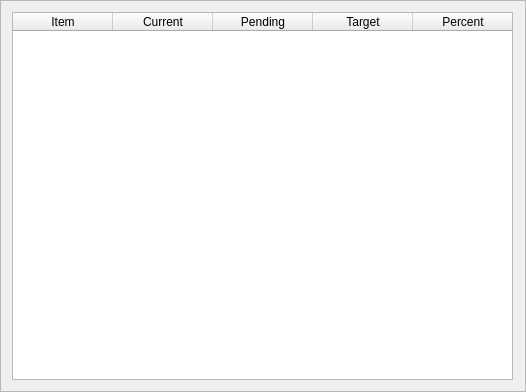
This is statusframe.ui in jkackley/jeremykackley-dfjobs-improvment as Qt 5 draws it before an edit. The edited form follows.
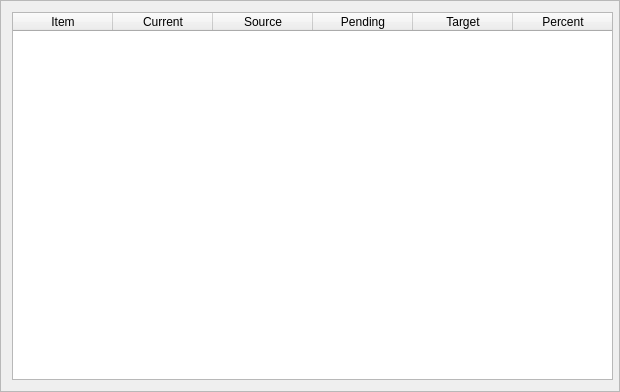
This is the edited form.

Diff of the .ui file:
```diff
--- a/statusframe.ui
+++ b/statusframe.ui
@@ -6,7 +6,7 @@
    <rect>
     <x>0</x>
     <y>0</y>
-    <width>526</width>
+    <width>620</width>
     <height>392</height>
    </rect>
   </property>
@@ -36,7 +36,7 @@
      </property>
      <property name="minimumSize">
       <size>
-       <width>501</width>
+       <width>601</width>
        <height>111</height>
       </size>
      </property>
@@ -74,6 +74,11 @@
        <string>Current</string>
       </property>
      </column>
+     <column>
+      <property name="text">
+       <string>Source</string>
+      </property>
+     </column>
      <column>
       <property name="text">
        <string>Pending</string>
```
